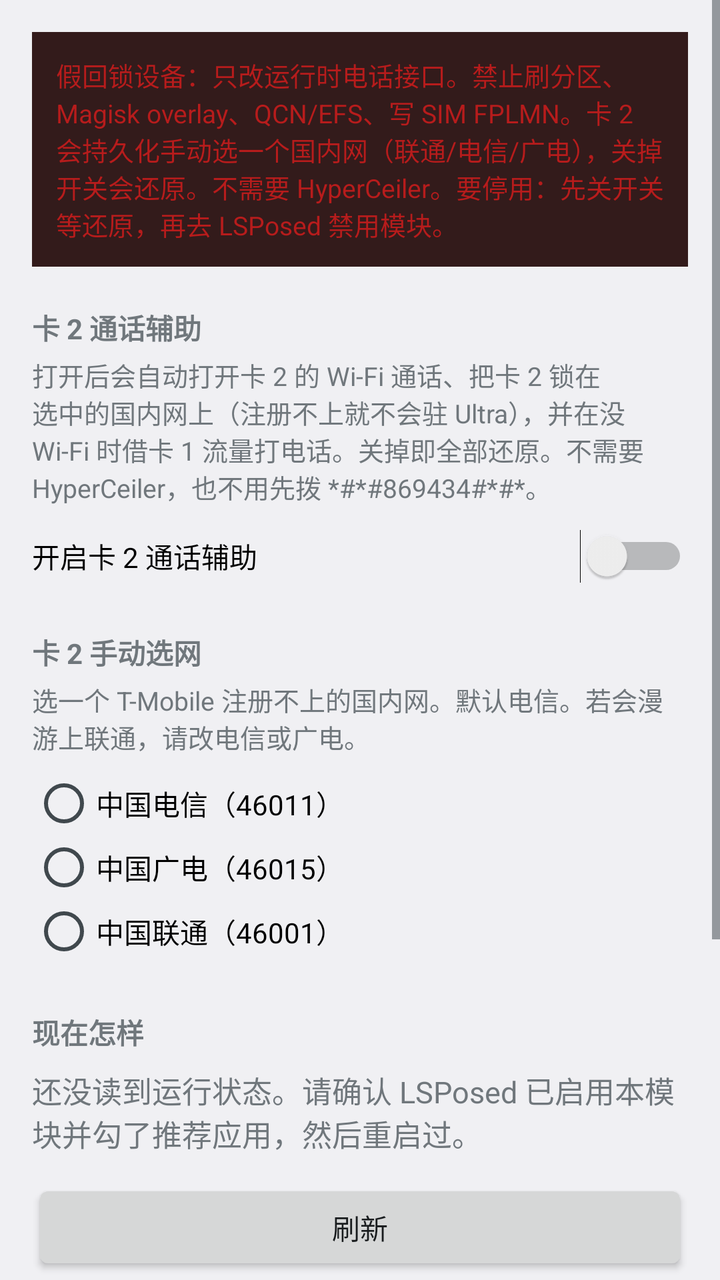
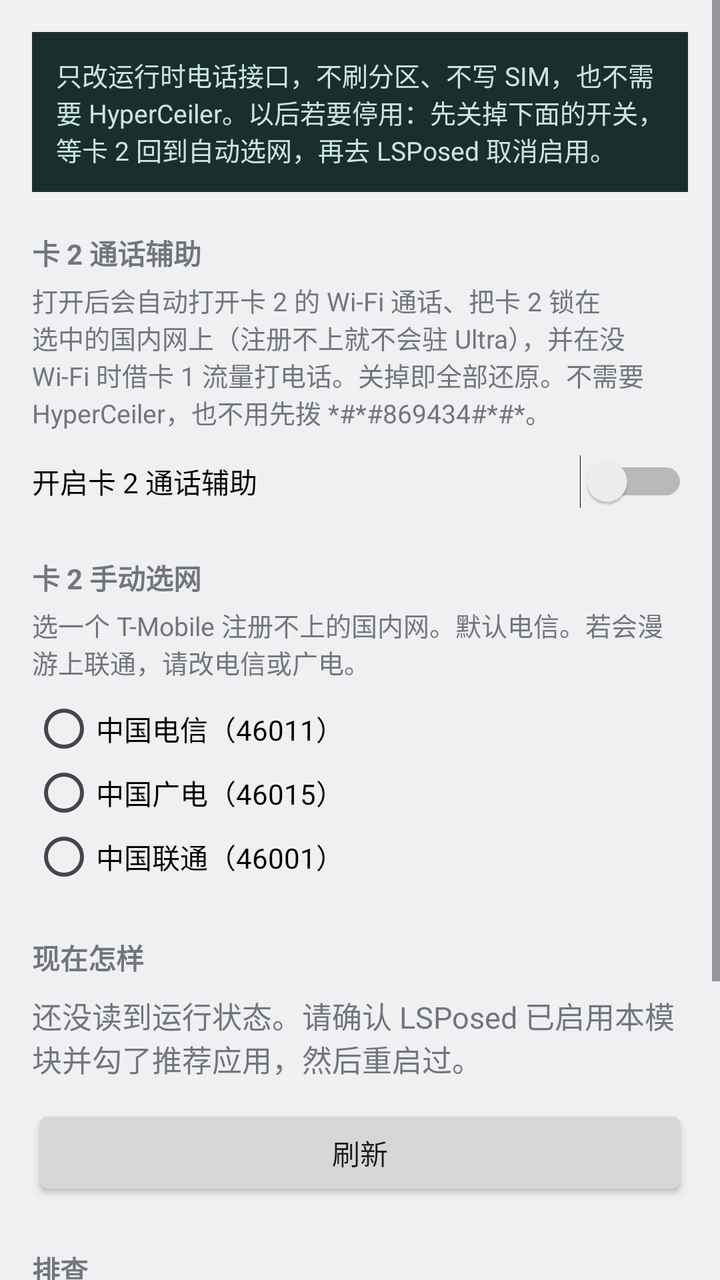

Two renders of the same Android screen: before a commit and after it. Below are the layout's source before the change and the commit's diff.
<!-- AndroidManifest.xml: application theme android:Theme.DeviceDefault.DayNight -->
<!-- res/layout/activity_settings.xml -->
<?xml version="1.0" encoding="utf-8"?>
<ScrollView xmlns:android="http://schemas.android.com/apk/res/android"
    android:layout_width="match_parent"
    android:layout_height="match_parent"
    android:fillViewport="true">

    <LinearLayout
        android:layout_width="match_parent"
        android:layout_height="wrap_content"
        android:orientation="vertical"
        android:padding="16dp">

        <TextView
            android:id="@+id/safety_banner"
            android:layout_width="match_parent"
            android:layout_height="wrap_content"
            android:background="@color/banner_bg"
            android:padding="12dp"
            android:text="@string/safety_banner"
            android:textColor="@color/danger"
            android:textSize="13sp" />

        <TextView
            android:layout_width="match_parent"
            android:layout_height="wrap_content"
            android:layout_marginTop="20dp"
            android:text="@string/master_title"
            android:textStyle="bold" />

        <TextView
            android:layout_width="match_parent"
            android:layout_height="wrap_content"
            android:layout_marginTop="4dp"
            android:text="@string/master_summary"
            android:textSize="13sp" />

        <Switch
            android:id="@+id/master_switch"
            android:layout_width="match_parent"
            android:layout_height="wrap_content"
            android:layout_marginTop="12dp"
            android:text="@string/master_switch" />

        <TextView
            android:layout_width="match_parent"
            android:layout_height="wrap_content"
            android:layout_marginTop="24dp"
            android:text="@string/plmn_title"
            android:textStyle="bold" />

        <TextView
            android:layout_width="match_parent"
            android:layout_height="wrap_content"
            android:layout_marginTop="4dp"
            android:text="@string/plmn_summary"
            android:textSize="13sp" />

        <RadioGroup
            android:id="@+id/plmn_group"
            android:layout_width="match_parent"
            android:layout_height="wrap_content"
            android:layout_marginTop="8dp">

            <RadioButton
                android:id="@+id/plmn_ct"
                android:layout_width="match_parent"
                android:layout_height="wrap_content"
                android:text="@string/plmn_ct" />

            <RadioButton
                android:id="@+id/plmn_cbn"
                android:layout_width="match_parent"
                android:layout_height="wrap_content"
                android:text="@string/plmn_cbn" />

            <RadioButton
                android:id="@+id/plmn_unicom"
                android:layout_width="match_parent"
                android:layout_height="wrap_content"
                android:text="@string/plmn_unicom" />
        </RadioGroup>

        <TextView
            android:layout_width="match_parent"
            android:layout_height="wrap_content"
            android:layout_marginTop="24dp"
            android:text="@string/status_title"
            android:textStyle="bold" />

        <TextView
            android:id="@+id/runtime_status"
            android:layout_width="match_parent"
            android:layout_height="wrap_content"
            android:layout_marginTop="8dp"
            android:text="@string/status_empty"
            android:textSize="15sp" />

        <Button
            android:id="@+id/refresh_status"
            android:layout_width="match_parent"
            android:layout_height="wrap_content"
            android:layout_marginTop="12dp"
            android:text="@string/refresh_status" />

        <TextView
            android:layout_width="match_parent"
            android:layout_height="wrap_content"
            android:layout_marginTop="24dp"
            android:text="@string/debug_title"
            android:textStyle="bold" />

        <Button
            android:id="@+id/copy_adb"
            android:layout_width="match_parent"
            android:layout_height="wrap_content"
            android:layout_marginTop="8dp"
            android:text="@string/copy_adb" />

        <Button
            android:id="@+id/export_log"
            android:layout_width="match_parent"
            android:layout_height="wrap_content"
            android:layout_marginTop="8dp"
            android:text="@string/export_log" />

        <TextView
            android:id="@+id/grant_hint"
            android:layout_width="match_parent"
            android:layout_height="wrap_content"
            android:layout_marginTop="16dp"
            android:text="@string/grant_hint"
            android:textSize="12sp" />
    </LinearLayout>
</ScrollView>
<!-- resources referenced by this layout -->
<resources>
  <color name="banner_bg">#331B1B</color>
  <color name="danger">#B71C1C</color>
  <string name="copy_adb">复制 adb 日志命令</string>
  <string name="debug_title">排查</string>
  <string name="export_log">导出日志到 Download</string>
  <string name="grant_hint">若开关写不进去，在电脑执行：\nadb shell su 0 pm grant dev.ciwlanfix.lsposed android.permission.WRITE_SECURE_SETTINGS</string>
  <string name="master_summary">打开后会自动打开卡 2 的 Wi-Fi 通话、把卡 2 锁在选中的国内网上（注册不上就不会驻 Ultra），并在没 Wi-Fi 时借卡 1 流量打电话。关掉即全部还原。不需要 HyperCeiler，也不用先拨 *#*#869434#*#*。</string>
  <string name="master_switch">开启卡 2 通话辅助</string>
  <string name="master_title">卡 2 通话辅助</string>
  <string name="plmn_cbn">中国广电（46015）</string>
  <string name="plmn_ct">中国电信（46011）</string>
  <string name="plmn_summary">选一个 T-Mobile 注册不上的国内网。默认电信。若会漫游上联通，请改电信或广电。</string>
  <string name="plmn_title">卡 2 手动选网</string>
  <string name="plmn_unicom">中国联通（46001）</string>
  <string name="refresh_status">刷新</string>
  <string name="safety_banner">假回锁设备：只改运行时电话接口。禁止刷分区、Magisk overlay、QCN/EFS、写 SIM FPLMN。卡 2 会持久化手动选一个国内网（联通/电信/广电），关掉开关会还原。不需要 HyperCeiler。要停用：先关开关等还原，再去 LSPosed 禁用模块。</string>
  <string name="status_empty">还没读到运行状态。请确认 LSPosed 已启用本模块并勾了推荐应用，然后重启过。</string>
  <string name="status_title">现在怎样</string>
</resources>

<!-- the commit's change to res/layout/activity_settings.xml (unified diff, before → after) -->
@@ -17,7 +17,7 @@
             android:background="@color/banner_bg"
             android:padding="12dp"
             android:text="@string/safety_banner"
-            android:textColor="@color/danger"
+            android:textColor="@color/banner_text"
             android:textSize="13sp" />
 
         <TextView
<!-- resource entries referenced after the edit -->
@@ -1,7 +1,7 @@
 <!-- resources referenced by this layout -->
 <resources>
-  <color name="banner_bg">#331B1B</color>
-  <color name="danger">#B71C1C</color>
+  <color name="banner_bg">#1A2E2C</color>
+  <color name="banner_text">#C8E6E0</color>
   <string name="copy_adb">复制 adb 日志命令</string>
   <string name="debug_title">排查</string>
   <string name="export_log">导出日志到 Download</string>
@@ -15,7 +15,7 @@
   <string name="plmn_title">卡 2 手动选网</string>
   <string name="plmn_unicom">中国联通（46001）</string>
   <string name="refresh_status">刷新</string>
-  <string name="safety_banner">假回锁设备：只改运行时电话接口。禁止刷分区、Magisk overlay、QCN/EFS、写 SIM FPLMN。卡 2 会持久化手动选一个国内网（联通/电信/广电），关掉开关会还原。不需要 HyperCeiler。要停用：先关开关等还原，再去 LSPosed 禁用模块。</string>
+  <string name="safety_banner">只改运行时电话接口，不刷分区、不写 SIM，也不需要 HyperCeiler。以后若要停用：先关掉下面的开关，等卡 2 回到自动选网，再去 LSPosed 取消启用。</string>
   <string name="status_empty">还没读到运行状态。请确认 LSPosed 已启用本模块并勾了推荐应用，然后重启过。</string>
   <string name="status_title">现在怎样</string>
 </resources>
